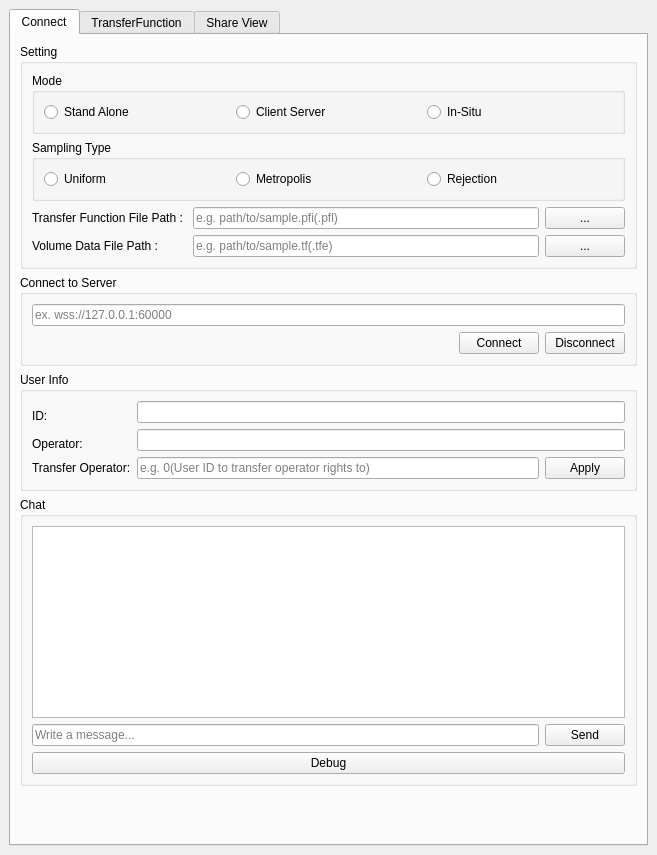
This is Client/Widgets/Communication.ui in CCSEPBVR/CS-IS-PBVR as Qt 5 draws it before an edit. The edited form follows.
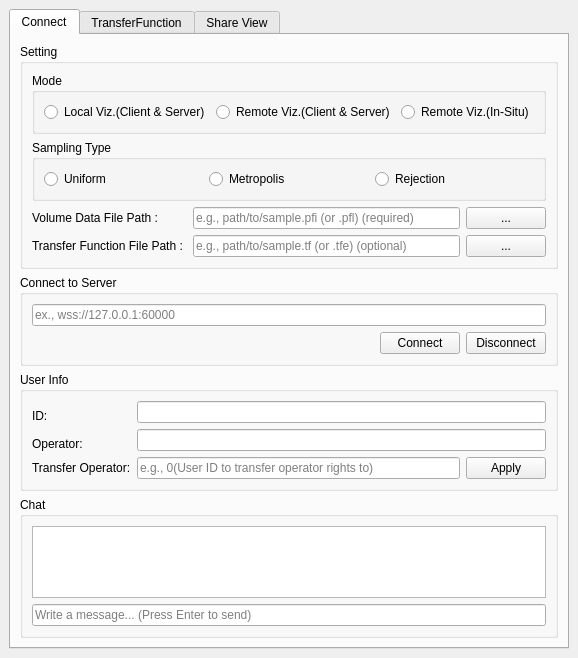
This is the edited form. Custom widgets are drawn as their Qt base class.

Commit message:
refactor: CommunicationウィジェットのUI構成と接続ロジックを整理
- モード選択(onModeClicked)やファイル選択(onVolumeDataFilePathClicked等)を個別スロット化
- websocketConnected/disconnectedを共通化してUI状態管理を統一
- チャット送信をreturnPressedに変更
- In-Situモード時に不要な入力を無効化
- デフォルト設定(Uniformサンプリング/Disconnect無効)を追加
- Communication.uiを再構成し、UIレイアウトを整理

```diff
--- a/Client/Widgets/Communication.ui
+++ b/Client/Widgets/Communication.ui
@@ -6,8 +6,8 @@
    <rect>
     <x>0</x>
     <y>0</y>
-    <width>657</width>
-    <height>855</height>
+    <width>422</width>
+    <height>567</height>
    </rect>
   </property>
   <property name="toolTip">
@@ -27,7 +27,196 @@
        <attribute name="title">
         <string>Connect</string>
        </attribute>
-       <layout class="QGridLayout" name="gridLayout_9">
+       <layout class="QGridLayout" name="gridLayout_2">
+        <item row="0" column="0">
+         <widget class="QGroupBox" name="groupBox">
+          <property name="title">
+           <string>Setting</string>
+          </property>
+          <layout class="QGridLayout" name="gridLayout_6">
+           <item row="0" column="0">
+            <widget class="QGroupBox" name="groupBox_2">
+             <property name="title">
+              <string>Mode</string>
+             </property>
+             <layout class="QHBoxLayout" name="horizontalLayout_2">
+              <item>
+               <widget class="QRadioButton" name="localVizRadioButton">
+                <property name="toolTip">
+                 <string>The client and server run on the same machine.</string>
+                </property>
+                <property name="text">
+                 <string>Local Viz.(Client &amp;&amp; Server)</string>
+                </property>
+               </widget>
+              </item>
+              <item>
+               <widget class="QRadioButton" name="remoteVizClientServerRadioButton">
+                <property name="toolTip">
+                 <string>The server application runs on the remote machine.</string>
+                </property>
+                <property name="text">
+                 <string>Remote Viz.(Client &amp;&amp; Server)</string>
+                </property>
+               </widget>
+              </item>
+              <item>
+               <widget class="QRadioButton" name="remoteVizInsituRadioButton">
+                <property name="toolTip">
+                 <string>The daemon tool runs on the remote machine.</string>
+                </property>
+                <property name="text">
+                 <string>Remote Viz.(In-Situ)</string>
+                </property>
+               </widget>
+              </item>
+             </layout>
+            </widget>
+           </item>
+           <item row="1" column="0">
+            <widget class="QGroupBox" name="groupBox_3">
+             <property name="title">
+              <string>Sampling Type</string>
+             </property>
+             <layout class="QHBoxLayout" name="horizontalLayout_3">
+              <item>
+               <widget class="QRadioButton" name="uniformRadioButton">
+                <property name="text">
+                 <string>Uniform</string>
+                </property>
+               </widget>
+              </item>
+              <item>
+               <widget class="QRadioButton" name="metropolisRadioButton">
+                <property name="text">
+                 <string>Metropolis</string>
+                </property>
+               </widget>
+              </item>
+              <item>
+               <widget class="QRadioButton" name="rejectionRadioButton">
+                <property name="text">
+                 <string>Rejection</string>
+                </property>
+               </widget>
+              </item>
+             </layout>
+            </widget>
+           </item>
+           <item row="2" column="0">
+            <layout class="QGridLayout" name="gridLayout_9">
+             <item row="1" column="2">
+              <widget class="QPushButton" name="transferFunctionFilePathPushButton">
+               <property name="text">
+                <string>...</string>
+               </property>
+              </widget>
+             </item>
+             <item row="1" column="1">
+              <widget class="QLineEdit" name="transferFunctionFilePathLineEdit">
+               <property name="placeholderText">
+                <string>e.g., path/to/sample.tf (or .tfe) (optional)</string>
+               </property>
+              </widget>
+             </item>
+             <item row="1" column="0">
+              <widget class="QLabel" name="label_2">
+               <property name="text">
+                <string>Transfer Function File Path : </string>
+               </property>
+              </widget>
+             </item>
+             <item row="0" column="0">
+              <widget class="QLabel" name="label">
+               <property name="text">
+                <string>Volume Data File Path : </string>
+               </property>
+              </widget>
+             </item>
+             <item row="0" column="1">
+              <widget class="QLineEdit" name="volumeDataFilePathLineEdit">
+               <property name="placeholderText">
+                <string>e.g., path/to/sample.pfi (or .pfl) (required)</string>
+               </property>
+              </widget>
+             </item>
+             <item row="0" column="2">
+              <widget class="QPushButton" name="volumeDataFilePathPushButton">
+               <property name="text">
+                <string>...</string>
+               </property>
+              </widget>
+             </item>
+            </layout>
+           </item>
+          </layout>
+         </widget>
+        </item>
+        <item row="1" column="0">
+         <widget class="QGroupBox" name="groupBox_4">
+          <property name="title">
+           <string>Connect to Server</string>
+          </property>
+          <layout class="QGridLayout" name="gridLayout_5">
+           <item row="1" column="1">
+            <widget class="QPushButton" name="connectPushButton">
+             <property name="text">
+              <string>Connect</string>
+             </property>
+            </widget>
+           </item>
+           <item row="0" column="0" colspan="3">
+            <widget class="QLineEdit" name="addressLineEdit">
+             <property name="placeholderText">
+              <string>ex., wss://127.0.0.1:60000</string>
+             </property>
+            </widget>
+           </item>
+           <item row="1" column="2">
+            <widget class="QPushButton" name="disconnectPushButton">
+             <property name="text">
+              <string>Disconnect</string>
+             </property>
+            </widget>
+           </item>
+           <item row="1" column="0">
+            <spacer name="horizontalSpacer">
+             <property name="orientation">
+              <enum>Qt::Horizontal</enum>
+             </property>
+             <property name="sizeHint" stdset="0">
+              <size>
+               <width>40</width>
+               <height>20</height>
+              </size>
+             </property>
+            </spacer>
+           </item>
+          </layout>
+         </widget>
+        </item>
+        <item row="3" column="0">
+         <widget class="QGroupBox" name="groupBox_6">
+          <property name="title">
+           <string>Chat</string>
+          </property>
+          <layout class="QGridLayout" name="gridLayout_8">
+           <item row="0" column="0" colspan="2">
+            <widget class="QTextBrowser" name="textBrowser"/>
+           </item>
+           <item row="1" column="0" colspan="2">
+            <widget class="QLineEdit" name="chatLineEdit">
+             <property name="text">
+              <string/>
+             </property>
+             <property name="placeholderText">
+              <string>Write a message... (Press Enter to send)</string>
+             </property>
+            </widget>
+           </item>
+          </layout>
+         </widget>
+        </item>
         <item row="2" column="0">
          <widget class="QGroupBox" name="groupBox_5">
           <property name="title">
@@ -44,7 +233,7 @@
            <item row="3" column="1">
             <widget class="QLineEdit" name="transferOperatorIDlineEdit">
              <property name="placeholderText">
-              <string>e.g. 0(User ID to transfer operator rights to)</string>
+              <string>e.g., 0(User ID to transfer operator rights to)</string>
              </property>
             </widget>
            </item>
@@ -86,222 +275,6 @@
           </layout>
          </widget>
         </item>
-        <item row="4" column="0">
-         <widget class="QGroupBox" name="groupBox_6">
-          <property name="title">
-           <string>Chat</string>
-          </property>
-          <layout class="QGridLayout" name="gridLayout_8">
-           <item row="0" column="0" colspan="2">
-            <widget class="QTextBrowser" name="textBrowser"/>
-           </item>
-           <item row="1" column="1">
-            <widget class="QPushButton" name="chatSendPushButton">
-             <property name="text">
-              <string>Send</string>
-             </property>
-            </widget>
-           </item>
-           <item row="1" column="0">
-            <widget class="QLineEdit" name="chatLineEdit">
-             <property name="text">
-              <string/>
-             </property>
-             <property name="placeholderText">
-              <string>Write a message...</string>
-             </property>
-            </widget>
-           </item>
-           <item row="2" column="0" colspan="2">
-            <widget class="QPushButton" name="debugPushButton">
-             <property name="text">
-              <string>Debug</string>
-             </property>
-            </widget>
-           </item>
-          </layout>
-         </widget>
-        </item>
-        <item row="1" column="0">
-         <widget class="QGroupBox" name="groupBox_4">
-          <property name="title">
-           <string>Connect to Server</string>
-          </property>
-          <layout class="QGridLayout" name="gridLayout_5">
-           <item row="1" column="1">
-            <widget class="QPushButton" name="connectPushButton">
-             <property name="text">
-              <string>Connect</string>
-             </property>
-            </widget>
-           </item>
-           <item row="0" column="0" colspan="3">
-            <widget class="QLineEdit" name="addressLineEdit">
-             <property name="placeholderText">
-              <string>ex. wss://127.0.0.1:60000</string>
-             </property>
-            </widget>
-           </item>
-           <item row="1" column="2">
-            <widget class="QPushButton" name="disconnectPushButton">
-             <property name="text">
-              <string>Disconnect</string>
-             </property>
-            </widget>
-           </item>
-           <item row="1" column="0">
-            <spacer name="horizontalSpacer">
-             <property name="orientation">
-              <enum>Qt::Horizontal</enum>
-             </property>
-             <property name="sizeHint" stdset="0">
-              <size>
-               <width>40</width>
-               <height>20</height>
-              </size>
-             </property>
-            </spacer>
-           </item>
-          </layout>
-         </widget>
-        </item>
-        <item row="0" column="0">
-         <widget class="QGroupBox" name="groupBox">
-          <property name="title">
-           <string>Setting</string>
-          </property>
-          <layout class="QGridLayout" name="gridLayout_6">
-           <item row="2" column="0">
-            <layout class="QGridLayout" name="gridLayout_2">
-             <item row="0" column="1">
-              <widget class="QLineEdit" name="transferFunctionFilePathLineEdit">
-               <property name="placeholderText">
-                <string>e.g. path/to/sample.pfi(.pfl)</string>
-               </property>
-              </widget>
-             </item>
-             <item row="0" column="2">
-              <widget class="QPushButton" name="pushButton_2">
-               <property name="text">
-                <string>...</string>
-               </property>
-              </widget>
-             </item>
-             <item row="0" column="0">
-              <widget class="QLabel" name="label_2">
-               <property name="text">
-                <string>Transfer Function File Path : </string>
-               </property>
-              </widget>
-             </item>
-             <item row="1" column="0">
-              <widget class="QLabel" name="label">
-               <property name="text">
-                <string>Volume Data File Path : </string>
-               </property>
-              </widget>
-             </item>
-             <item row="1" column="1">
-              <widget class="QLineEdit" name="volumeDataFilePathLineEdit">
-               <property name="placeholderText">
-                <string>e.g. path/to/sample.tf(.tfe)</string>
-               </property>
-              </widget>
-             </item>
-             <item row="1" column="2">
-              <widget class="QPushButton" name="pushButton">
-               <property name="text">
-                <string>...</string>
-               </property>
-              </widget>
-             </item>
-            </layout>
-           </item>
-           <item row="1" column="0">
-            <widget class="QGroupBox" name="groupBox_3">
-             <property name="title">
-              <string>Sampling Type</string>
-             </property>
-             <layout class="QHBoxLayout" name="horizontalLayout_3">
-              <item>
-               <widget class="QRadioButton" name="uniformRadioButton">
-                <property name="text">
-                 <string>Uniform</string>
-                </property>
-               </widget>
-              </item>
-              <item>
-               <widget class="QRadioButton" name="metropolisRadioButton">
-                <property name="text">
-                 <string>Metropolis</string>
-                </property>
-               </widget>
-              </item>
-              <item>
-               <widget class="QRadioButton" name="rejectionRadioButton">
-                <property name="text">
-                 <string>Rejection</string>
-                </property>
-               </widget>
-              </item>
-             </layout>
-            </widget>
-           </item>
-           <item row="0" column="0">
-            <widget class="QGroupBox" name="groupBox_2">
-             <property name="title">
-              <string>Mode</string>
-             </property>
-             <layout class="QHBoxLayout" name="horizontalLayout_2">
-              <item>
-               <widget class="QRadioButton" name="standAloneRadioButton">
-                <property name="toolTip">
-                 <string>Run the client and server on the same machine, connect, and perform visualization.</string>
-                </property>
-                <property name="text">
-                 <string>Stand Alone</string>
-                </property>
-               </widget>
-              </item>
-              <item>
-               <widget class="QRadioButton" name="clientServerRadioButton">
-                <property name="toolTip">
-                 <string>Run the client and server on different machines, connect, and perform visualization.</string>
-                </property>
-                <property name="text">
-                 <string>Client Server</string>
-                </property>
-               </widget>
-              </item>
-              <item>
-               <widget class="QRadioButton" name="insituRadioButton">
-                <property name="toolTip">
-                 <string>Run the client and server on different machines, connect, and perform visualization.</string>
-                </property>
-                <property name="text">
-                 <string>In-Situ</string>
-                </property>
-               </widget>
-              </item>
-             </layout>
-            </widget>
-           </item>
-          </layout>
-         </widget>
-        </item>
-        <item row="5" column="0">
-         <spacer name="verticalSpacer_4">
-          <property name="orientation">
-           <enum>Qt::Vertical</enum>
-          </property>
-          <property name="sizeHint" stdset="0">
-           <size>
-            <width>20</width>
-            <height>40</height>
-           </size>
-          </property>
-         </spacer>
-        </item>
        </layout>
       </widget>
       <widget class="QWidget" name="transferFunctionTab">
```
Left out of the diff: 5 changed lines with no effect on the pictures. The commit also changes 2 other files.
